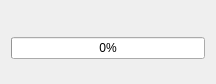
First picture: the form in src/modules/ui/resourcebarwidget/resourcebarwidget.ui, repository michimussato/pypelyne2, before the edit.
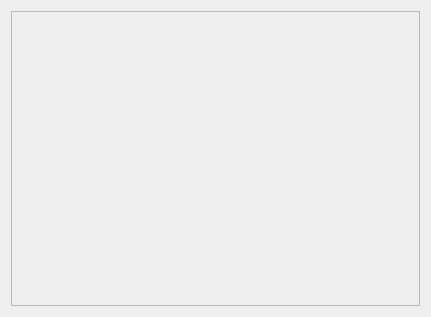
Second picture: the form after the edit.

The edit to the form file:
```diff
--- a/src/modules/ui/resourcebarwidget/resourcebarwidget.ui
+++ b/src/modules/ui/resourcebarwidget/resourcebarwidget.ui
@@ -6,8 +6,8 @@
    <rect>
     <x>0</x>
     <y>0</y>
-    <width>216</width>
-    <height>84</height>
+    <width>431</width>
+    <height>317</height>
    </rect>
   </property>
   <property name="windowTitle">
@@ -15,81 +15,26 @@
   </property>
   <layout class="QGridLayout" name="gridLayout">
    <item row="0" column="0">
-    <layout class="QVBoxLayout" name="vertical_layout">
-     <item>
-      <layout class="QHBoxLayout" name="layout_title">
-       <item>
-        <widget class="QLabel" name="label_title">
-         <property name="font">
-          <font>
-           <pointsize>9</pointsize>
-          </font>
-         </property>
-         <property name="text">
-          <string>&lt;placeholderTitle&gt;</string>
-         </property>
-        </widget>
-       </item>
-       <item>
-        <spacer name="horizontalSpacer">
-         <property name="orientation">
-          <enum>Qt::Horizontal</enum>
-         </property>
-         <property name="sizeHint" stdset="0">
-          <size>
-           <width>40</width>
-           <height>20</height>
-          </size>
-         </property>
-        </spacer>
-       </item>
-       <item>
-        <widget class="QLabel" name="label_item">
-         <property name="font">
-          <font>
-           <pointsize>9</pointsize>
-          </font>
-         </property>
-         <property name="text">
-          <string>&lt;placeholderItem&gt;</string>
-         </property>
-         <property name="alignment">
-          <set>Qt::AlignRight|Qt::AlignTrailing|Qt::AlignVCenter</set>
-         </property>
-        </widget>
+    <widget class="QScrollArea" name="scroll_area">
+     <property name="widgetResizable">
+      <bool>true</bool>
+     </property>
+     <widget class="QWidget" name="scrollAreaWidgetContents">
+      <property name="geometry">
+       <rect>
+        <x>0</x>
+        <y>0</y>
+        <width>405</width>
+        <height>291</height>
+       </rect>
+      </property>
+      <layout class="QGridLayout" name="gridLayout_2">
+       <item row="0" column="0">
+        <layout class="QVBoxLayout" name="scroll_layout"/>
        </item>
       </layout>
-     </item>
-     <item>
-      <widget class="QProgressBar" name="bar_item">
-       <property name="value">
-        <number>0</number>
-       </property>
-       <property name="textVisible">
-        <bool>true</bool>
-       </property>
-       <property name="orientation">
-        <enum>Qt::Horizontal</enum>
-       </property>
-       <property name="invertedAppearance">
-        <bool>false</bool>
-       </property>
-      </widget>
-     </item>
-     <item>
-      <spacer name="verticalSpacer">
-       <property name="orientation">
-        <enum>Qt::Vertical</enum>
-       </property>
-       <property name="sizeHint" stdset="0">
-        <size>
-         <width>20</width>
-         <height>40</height>
-        </size>
-       </property>
-      </spacer>
-     </item>
-    </layout>
+     </widget>
+    </widget>
    </item>
   </layout>
  </widget>
```
Left out of the diff: 4 changed lines with no effect on the pictures.
